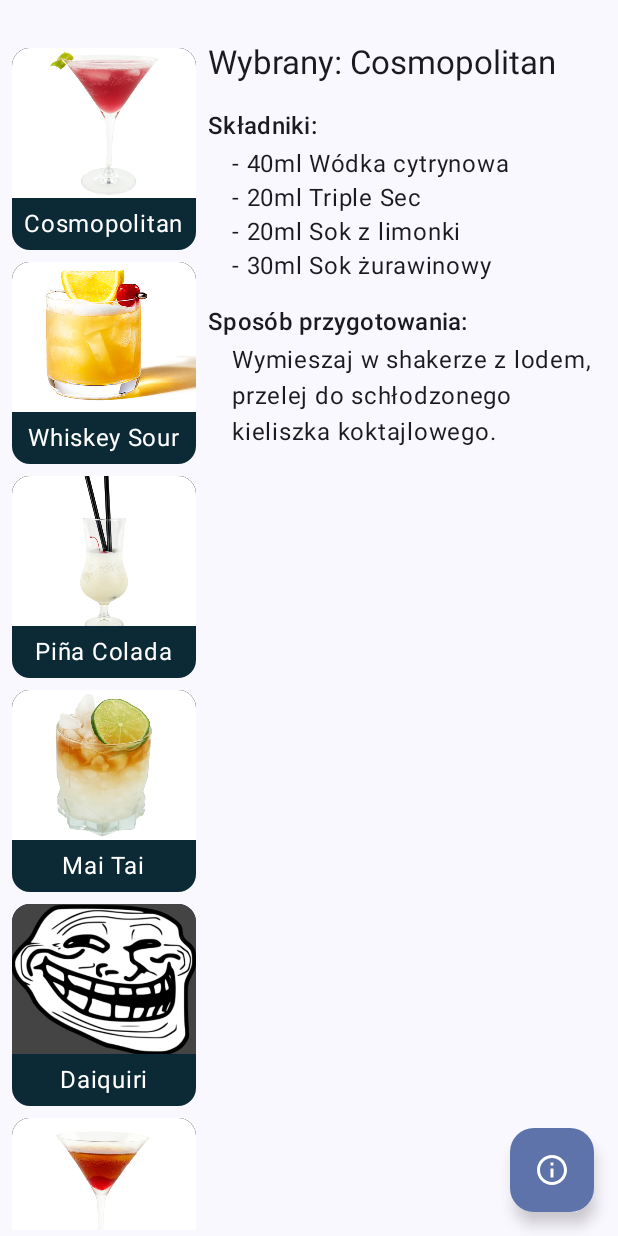
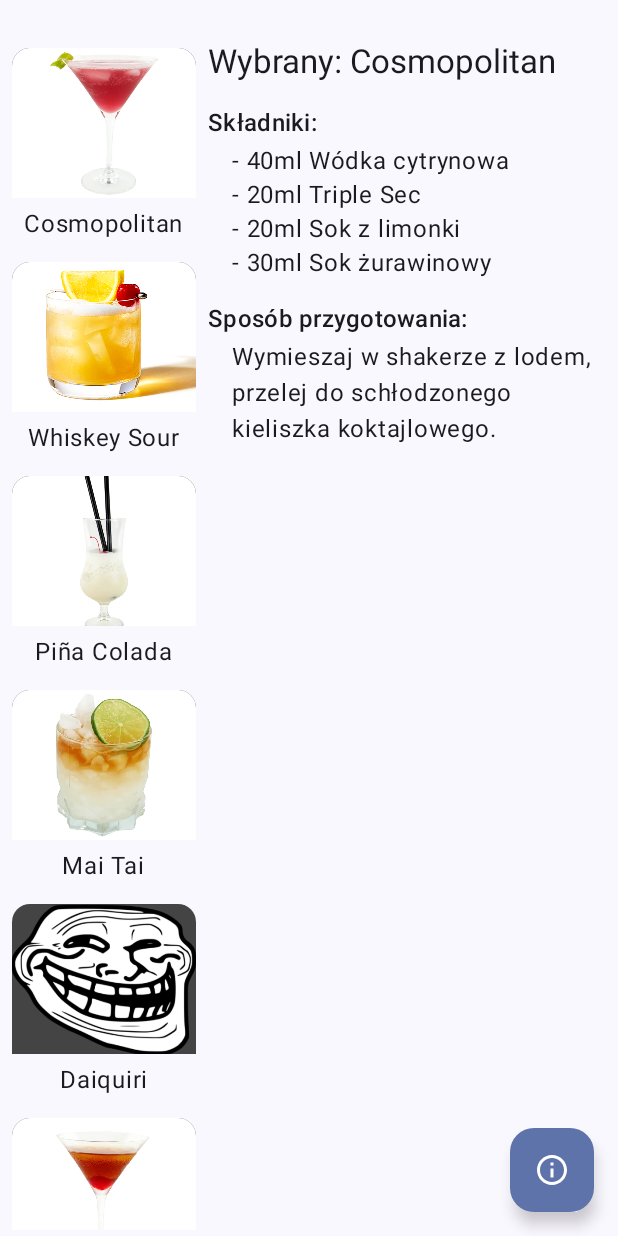
Before and after one commit to Kledzior/SpisKoktajli, an Android app built with Jetpack Compose: the screen it shows after launch (MainActivity), after a tap on "Przejdź do koktajli", on a phone screen of 412 x 824 dp. Run offline under Robolectric (Android 15) with nearby library versions, the phone set to English and light mode, and no system bars.

Commit message:
Dodano osbługe motywów ciemnych i jasnych

```diff
--- a/app/src/main/java/com/example/mobilecocktails/MainActivity.kt
+++ b/app/src/main/java/com/example/mobilecocktails/MainActivity.kt
@@ -195,7 +195,7 @@ fun CocktailListWithDetails() {
                                 .padding(4.dp)
                                 .fillMaxWidth()
                                 .clickable { selectedCocktail = cocktail },
-                            colors = CardDefaults.cardColors(containerColor = Color(0xFF0c2a36))
+                            colors = CardDefaults.cardColors(containerColor = MaterialTheme.colorScheme.surface)
                         ) {
                             Column(horizontalAlignment = Alignment.CenterHorizontally) {
                                 val context = LocalContext.current
@@ -217,8 +217,8 @@ fun CocktailListWithDetails() {
                                 )
                                 Text(
                                     text = cocktail,
-                                    color = Color.White,
-                                    modifier = Modifier.padding(8.dp),
+                                    color = MaterialTheme.colorScheme.onSurface,
+                                            modifier = Modifier.padding(8.dp),
                                     style = MaterialTheme.typography.bodyLarge
                                 )
                             }
--- a/app/src/main/java/com/example/mobilecocktails/ui/theme/Color.kt
+++ b/app/src/main/java/com/example/mobilecocktails/ui/theme/Color.kt
@@ -1,11 +1,28 @@
 package com.example.mobilecocktails.ui.theme
 
+import androidx.compose.material3.lightColorScheme
+import androidx.compose.material3.darkColorScheme
 import androidx.compose.ui.graphics.Color
 
-val Purple80 = Color(0xFFD0BCFF)
-val PurpleGrey80 = Color(0xFFCCC2DC)
-val Pink80 = Color(0xFFEFB8C8)
+val LimeGreen = Color(0xFF6CD47D)
+val OrangeSunset = Color(0xFFFF9F45)
+val CocktailBlue = Color(0xFF3A86FF)
+val Surface = Color(0xFF74B644)
+val Purple40 = CocktailBlue
+val PurpleGrey40 = LimeGreen
+val Pink40 = OrangeSunset
 
-val Purple40 = Color(0xFF6650a4)
-val PurpleGrey40 = Color(0xFF625b71)
-val Pink40 = Color(0xFF7D5260)
+
+private val LightColorScheme = lightColorScheme(
+    primary = CocktailBlue,
+    secondary = LimeGreen,
+    tertiary = OrangeSunset,
+    surface= Surface
+)
+
+private val DarkColorScheme = darkColorScheme(
+    primary = CocktailBlue,
+    secondary = LimeGreen,
+    tertiary = OrangeSunset,
+    surface= Surface
+)
--- a/app/src/main/java/com/example/mobilecocktails/ui/theme/Theme.kt
+++ b/app/src/main/java/com/example/mobilecocktails/ui/theme/Theme.kt
@@ -10,17 +10,24 @@ import androidx.compose.material3.dynamicLightColorScheme
 import androidx.compose.material3.lightColorScheme
 import androidx.compose.runtime.Composable
 import androidx.compose.ui.platform.LocalContext
-
+import androidx.compose.ui.graphics.Color
 private val DarkColorScheme = darkColorScheme(
-    primary = Purple80,
-    secondary = PurpleGrey80,
-    tertiary = Pink80
+    primary = Purple40,
+    secondary = PurpleGrey40,
+    tertiary = Pink40,
+    surface= Surface,
+    onPrimary = Color.White,
+    onSurface = Color.White,
 )
 
 private val LightColorScheme = lightColorScheme(
     primary = Purple40,
     secondary = PurpleGrey40,
-    tertiary = Pink40
+    tertiary = Pink40,
+    surface= Surface,
+    onPrimary = Color.Black,
+    onSurface = Color.Black,
+
 
     /* Other default colors to override
     background = Color(0xFFFFFBFE),
--- a/app/src/main/java/com/example/mobilecocktails/ui/theme/Type.kt
+++ b/app/src/main/java/com/example/mobilecocktails/ui/theme/Type.kt
@@ -14,8 +14,8 @@ val Typography = Typography(
         fontSize = 16.sp,
         lineHeight = 24.sp,
         letterSpacing = 0.5.sp
-    )
-    /* Other default text styles to override
+    ),
+    // Other default text styles to override
     titleLarge = TextStyle(
         fontFamily = FontFamily.Default,
         fontWeight = FontWeight.Normal,
@@ -30,5 +30,5 @@ val Typography = Typography(
         lineHeight = 16.sp,
         letterSpacing = 0.5.sp
     )
-    */
+
 )
```
